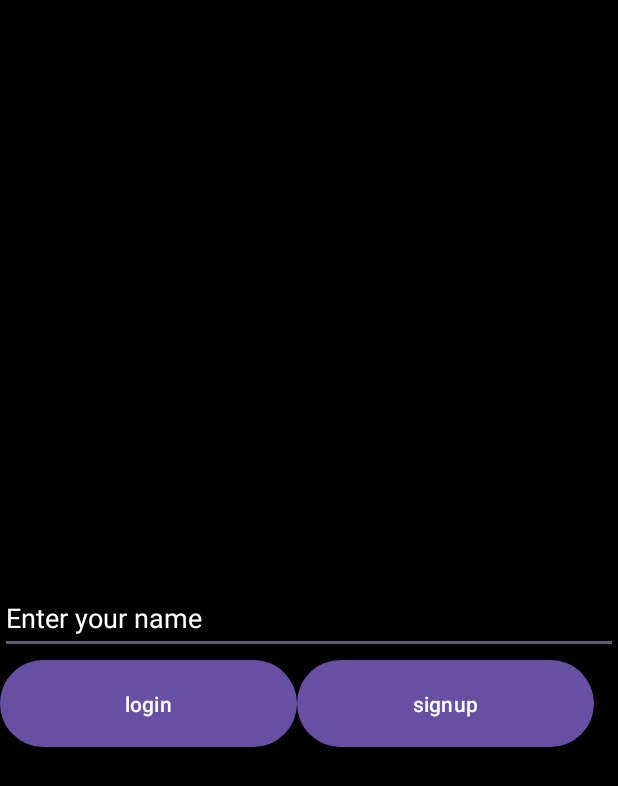
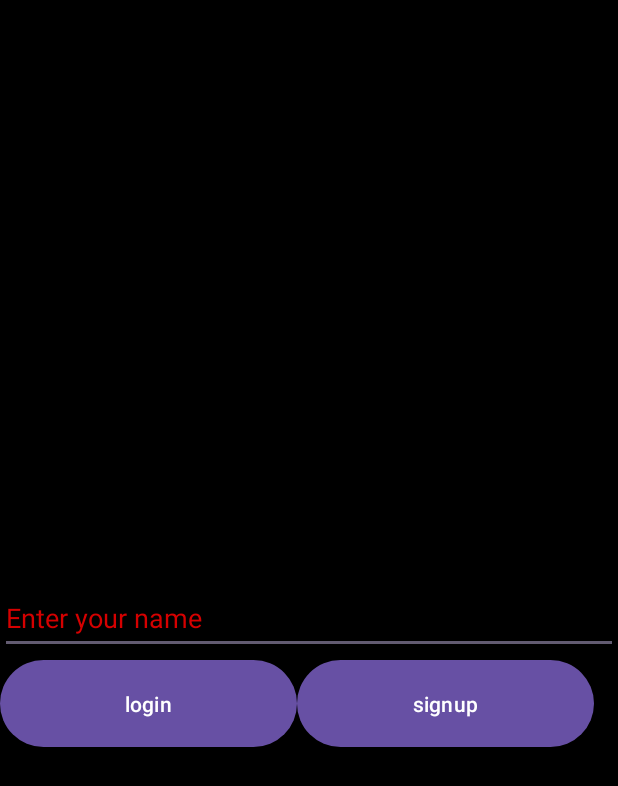
Before and after one commit to psanirudh/SplitShare, an Android app: the screen it shows after launch (LoginActivity), on a phone screen of 412 x 824 dp. Shown: the top 786 px of the screen. Run offline under Robolectric (Android 15) with nearby library versions, the phone set to English and light mode, and no system bars; our stand-ins replace Firebase (no records; nobody signed in at launch, a user with empty details on screens opened directly).

Commit message:
some changes for latest android version

```diff
--- a/app/src/main/java/com/pairprogrammers/splitshare/LoginActivity.java
+++ b/app/src/main/java/com/pairprogrammers/splitshare/LoginActivity.java
@@ -74,7 +74,7 @@ public class LoginActivity extends AppCompatActivity {
             public void onClick(View view) {
                 String enteredUserName = editText_username.getText().toString();
 
-                if(!doesUserExist(enteredUserName)){
+                if(!addUser(enteredUserName)){
                     Toast.makeText(getApplicationContext(),"This username is taken,try some other name",Toast.LENGTH_LONG).show();
                     return;
                 }
--- a/app/src/main/res/layout/activity_login.xml
+++ b/app/src/main/res/layout/activity_login.xml
@@ -15,7 +15,8 @@
         android:layout_height="wrap_content"
         android:minHeight="48dp"
         android:textColor="@color/white"
-        android:text="Enter your name" />
+        android:textColorHint="#D50000"
+        android:hint="Enter your name" />
 
 
     <Button
```
